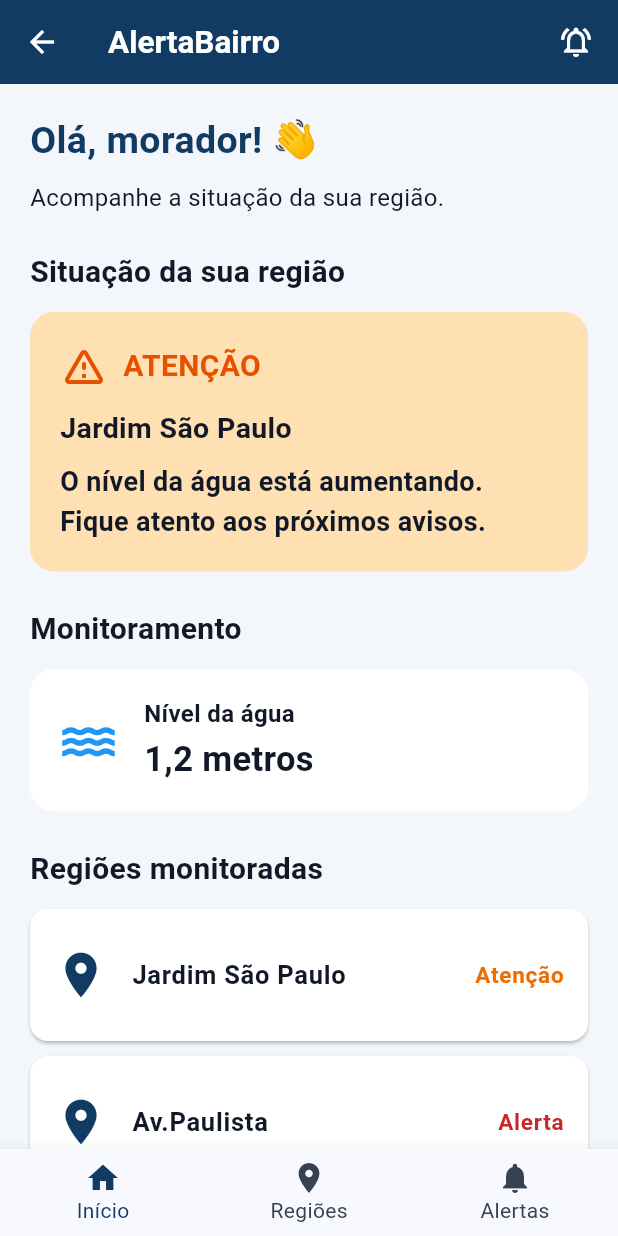
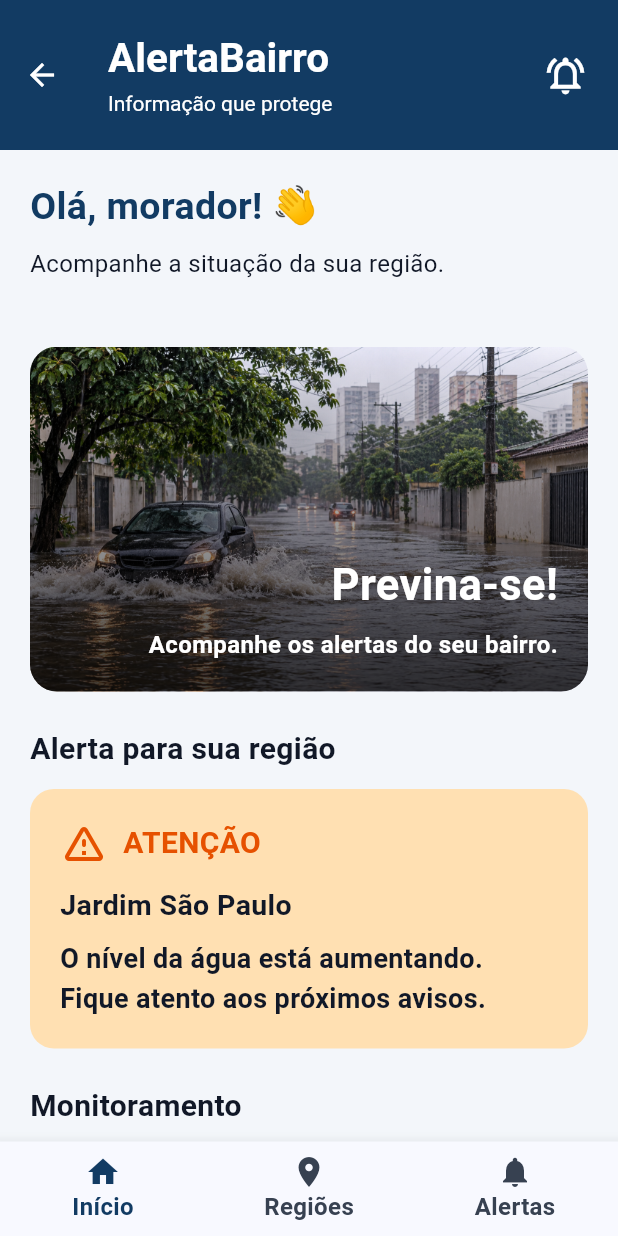
Before and after one commit to manuellarinaldi/alerta_bairro, a Flutter app: the HomeScreen screen opened by its route, on a phone screen of 412 x 824 dp. Run offline on Flutter 3.47's test engine with Material 3 defaults, Android fonts, the phone set to English and light mode, and no system bars.

Commit message:
feat: melhora visual da tela inicial.

```diff
--- a/lib/alertas_screen.dart
+++ b/lib/alertas_screen.dart
@@ -47,7 +47,7 @@ class AlertasScreen extends StatelessWidget {
                 ),
               ),
               subtitle: const Text(
-                'Jardim Esperança\nDados simulados',
+                'Jardim São Paulo\nDados simulados',
                 style: TextStyle(
                   fontSize: 16,
                   height: 1.5,
@@ -77,7 +77,7 @@ class AlertasScreen extends StatelessWidget {
                 ),
               ),
               subtitle: const Text(
-                'Vila Nova\nDados simulados',
+                'Av.Paulista\nDados simulados',
                 style: TextStyle(
                   fontSize: 16,
                   height: 1.5,
--- a/lib/main.dart
+++ b/lib/main.dart
@@ -57,22 +57,40 @@ class _HomeScreenState extends State<HomeScreen> {
   Widget build(BuildContext context) {
     return Scaffold(
       appBar: AppBar(
+        toolbarHeight: 100,
         backgroundColor: const Color(0xFF123B63),
         foregroundColor: Colors.white,
-        title: const Text(
+        title: const Column(
+          crossAxisAlignment: CrossAxisAlignment.start,
+          children: [
+            Text(
               'AlertaBairro',
               style: TextStyle(
-            fontSize: 21,
+               fontSize: 27,
                fontWeight: FontWeight.bold,
               ),
             ),
-        actions: const [
-          Padding(
-            padding: EdgeInsets.only(right: 16),
-            child: Icon(Icons.notifications_active_outlined),
+            SizedBox(height: 4),
+            Text(
+              'Informação que protege',
+               style: TextStyle(
+                fontSize: 14,
+                color: Colors.white,
+              ),
             ),
           ],
         ),
+        actions: const [
+         Padding(
+          padding: EdgeInsets.only(right: 20),
+          child: Icon(
+           Icons.notifications_active_outlined,
+           size: 30,
+          ),
+        ),
+      ],
+    ),
+
 
       body: SingleChildScrollView(
         padding: const EdgeInsets.all(20),
@@ -100,8 +118,66 @@ class _HomeScreenState extends State<HomeScreen> {
 
             const SizedBox(height: 24),
 
+            const SizedBox(height: 20),
+
+            ClipRRect(
+              borderRadius: BorderRadius.circular(18),
+              child: Stack(
+                children: [
+                  Image.asset(
+                   'assets/images/enchente.png',
+                    width: double.infinity,
+                    height: 230,
+                    fit: BoxFit.cover,
+                  ),
+                  Container(
+                    width: double.infinity,
+                    height: 230,
+                    padding: const EdgeInsets.all(20),
+                    alignment: Alignment.bottomRight,
+                    decoration: BoxDecoration(
+                      gradient: LinearGradient(
+                      begin: Alignment.topCenter,
+                      end: Alignment.bottomCenter,
+                      colors: [
+                        Colors.transparent,
+                        Colors.black.withValues(alpha: 0.75),
+                      ],
+                    ),
+                  ),
+                  child: const Column(
+                    mainAxisAlignment: MainAxisAlignment.end,
+                    crossAxisAlignment: CrossAxisAlignment.end,
+                    children: [
+                     Text(
+                       'Previna-se!',
+                        style: TextStyle(
+                         fontSize: 29,
+                         fontWeight: FontWeight.bold,
+                         color: Colors.white,
+                        ),
+                      ),
+                      SizedBox(height: 8),
+                      Text(
+                        'Acompanhe os alertas do seu bairro.',
+                        textAlign: TextAlign.right,
+                        style: TextStyle(
+                        fontSize: 16,
+                        fontWeight: FontWeight.w600,
+                        color: Colors.white,
+                      ),
+                    ),
+                  ],
+                ),
+              ),
+            ],
+          ),
+        ),
+
+            const SizedBox(height: 24),
+
             const Text(
-              'Situação da sua região',
+              'Alerta para sua região',
               style: TextStyle(
                 fontSize: 20,
                 fontWeight: FontWeight.bold,
@@ -179,6 +255,82 @@ class _HomeScreenState extends State<HomeScreen> {
             ),
 
             const SizedBox(height: 12),
+
+            const SizedBox(height: 20),
+
+            const Text(
+             'Acesso rápido',
+              style: TextStyle(
+                fontSize: 20,
+                fontWeight: FontWeight.bold,
+                color: Color(0xFF111827),
+              ),
+            ),
+
+            const SizedBox(height: 12),
+
+            Row(
+              children: [
+                Expanded(
+                  child: ElevatedButton.icon(
+                    onPressed: () {
+                      Navigator.push(
+                       context,
+                        MaterialPageRoute(
+                          builder: (context) => const RegioesScreen(),
+                        ),
+                      );
+                    },
+                    icon: const Icon(Icons.location_on, size: 22),
+                    label: const Text(
+                     'Regiões',
+                      style: TextStyle(
+                        fontSize: 16,
+                        fontWeight: FontWeight.bold,
+                      ),
+                    ),
+                    style: ElevatedButton.styleFrom(
+                      backgroundColor: const Color(0xFF123B63),
+                      foregroundColor: Colors.white,
+                      padding: const EdgeInsets.symmetric(vertical: 18),
+                      shape: RoundedRectangleBorder(
+                        borderRadius: BorderRadius.circular(14),
+                      ),
+                    ),
+                  ),
+                ),
+                const SizedBox(width: 12),
+                  Expanded(
+                    child: ElevatedButton.icon(
+                      onPressed: () {
+                        Navigator.push(
+                          context,
+                          MaterialPageRoute(
+                             builder: (context) => const AlertasScreen(),
+                          ),
+                        );
+                      },
+                      icon: const Icon(Icons.notifications, size: 22),
+                      label: const Text(
+                        'Alertas',
+                        style: TextStyle(
+                          fontSize: 16,
+                          fontWeight: FontWeight.bold,
+                        ),
+                      ),
+                      style: ElevatedButton.styleFrom(
+                        backgroundColor: const Color(0xFF123B63),
+                        foregroundColor: Colors.white,
+                        padding: const EdgeInsets.symmetric(vertical: 18),
+                        shape: RoundedRectangleBorder(
+                          borderRadius: BorderRadius.circular(14),
+                        ),
+                      ),
+                    ),
+                  ),
+              ],
+            ),
+            const SizedBox(height: 20),
 
             Container(
               padding: const EdgeInsets.all(18),
@@ -373,8 +525,14 @@ class _HomeScreenState extends State<HomeScreen> {
 
         selectedItemColor: const Color(0xFF123B63),
         unselectedItemColor: const Color(0xFF374151),
-        selectedFontSize: 14,
-        unselectedFontSize: 14,
+        selectedLabelStyle: const TextStyle(
+          fontWeight: FontWeight.bold,
+        ),
+        unselectedLabelStyle: const TextStyle(
+          fontWeight: FontWeight.w600,
+        ),
+        selectedFontSize: 16,
+        unselectedFontSize: 16,
 
         items: const [
           BottomNavigationBarItem(
--- a/pubspec.yaml
+++ b/pubspec.yaml
@@ -57,6 +57,9 @@ flutter:
   # the material Icons class.
   uses-material-design: true
 
+  assets:
+    - assets/images/enchente.png
+
   # To add assets to your application, add an assets section, like this:
   # assets:
   #   - images/a_dot_burr.jpeg
```
Also changed, not shown: assets/images/enchente.png (added). Lines whose indentation alone changed are shown as unchanged.
